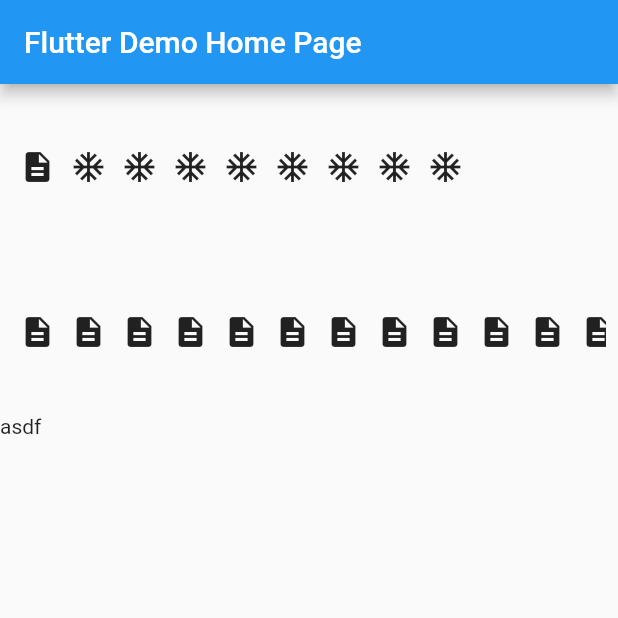
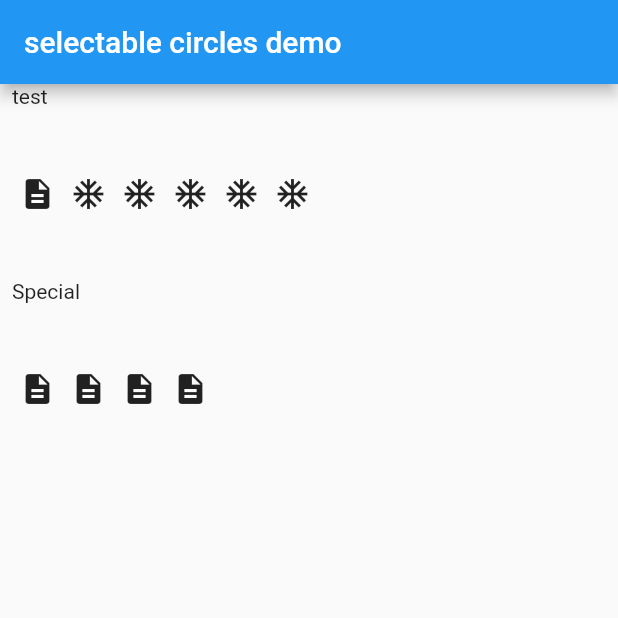
Before and after one commit to autlunatic/flutter_selectable_circles, a Flutter app: the screen it shows after launch, on a phone screen of 412 x 824 dp, the top half of it. Run offline on Flutter 3.47's test engine with Material 2 defaults, Android fonts, the phone set to English and light mode, and no system bars; missing offline and left inert: selectable_circle.

Commit message:
refactored and height testing

```diff
--- a/example/lib/main.dart
+++ b/example/lib/main.dart
@@ -4,24 +4,25 @@ import 'package:selectable_circle_list/selectable_circle_list.dart';
 
 void main() => runApp(MyApp());
 
+/// example app
 class MyApp extends StatelessWidget {
   // This widget is the root of your application.
   @override
   Widget build(BuildContext context) {
     return MaterialApp(
-      title: 'Flutter Demo',
+      title: 'selectable circles demo',
       theme: ThemeData(
         primarySwatch: Colors.blue,
       ),
-      home: MyHomePage(title: 'Flutter Demo Home Page'),
+      home: MyHomePage(),
     );
   }
 }
 
+/// home widget of the example app
 class MyHomePage extends StatefulWidget {
-  MyHomePage({Key key, this.title}) : super(key: key);
-
-  final String title;
+  /// creates the widget
+  MyHomePage({Key key}) : super(key: key);
 
   @override
   _MyHomePageState createState() => _MyHomePageState();
@@ -36,16 +37,8 @@ class _MyHomePageState extends State<MyHomePage> {
         "first",
         "first",
         Colors.red,
-        subItemList: SelectableCircleSubItems("Special", [
+        subItemList: SelectableCircleSubItems(Text("Special"), [
           SelectableCircleSubItem("subfirst", "subfirst"),
-          SelectableCircleSubItem("subsecond", "subsecond"),
-          SelectableCircleSubItem("subsecond", "subsecond"),
-          SelectableCircleSubItem("subsecond", "subsecond"),
-          SelectableCircleSubItem("subsecond", "subsecond"),
-          SelectableCircleSubItem("subsecond", "subsecond"),
-          SelectableCircleSubItem("subsecond", "subsecond"),
-          SelectableCircleSubItem("subsecond", "subsecond"),
-          SelectableCircleSubItem("subsecond", "subsecond"),
           SelectableCircleSubItem("subsecond", "subsecond"),
           SelectableCircleSubItem("subsecond", "subsecond"),
           SelectableCircleSubItem("subsecond", "subsecond"),
@@ -57,7 +50,7 @@ class _MyHomePageState extends State<MyHomePage> {
         "second",
         Colors.orange,
         subItemList: SelectableCircleSubItems(
-          "Special",
+          Text("Special"),
           [
             SelectableCircleSubItem("subfirst", "subfirst"),
             SelectableCircleSubItem("subsecond", "subsecond"),
@@ -71,7 +64,7 @@ class _MyHomePageState extends State<MyHomePage> {
         "third",
         Colors.blue,
         subItemList: SelectableCircleSubItems(
-          "Special",
+          Text("Special"),
           [
             SelectableCircleSubItem("subfirst", "subfirst"),
             SelectableCircleSubItem("subsecond", "subsecond"),
@@ -85,37 +78,30 @@ class _MyHomePageState extends State<MyHomePage> {
       SelectableCircleItem(
           Icon(Icons.ac_unit), "fifth", "fifth", Colors.orange),
       SelectableCircleItem(Icon(Icons.ac_unit), "6", "6", Colors.green),
-      SelectableCircleItem(Icon(Icons.ac_unit), "7", "7", Colors.green),
-      SelectableCircleItem(Icon(Icons.ac_unit), "8", "8", Colors.green),
-      SelectableCircleItem(Icon(Icons.ac_unit), "9", "9", Colors.green),
     ];
     return Scaffold(
       appBar: AppBar(
-        title: Text(widget.title),
+        title: Text('selectable circles demo'),
       ),
       body: Container(
         child: ListView(
           children: <Widget>[
-            // Text("asdf"),
-            // Text("eieie"),
-
             Padding(
               padding: EdgeInsets.symmetric(horizontal: 8.0),
               child: SelectableCircleList(
-                list,
-                description: "test",
+                children: list,
+                description: Text("test"),
                 // width: 90.0,
-                onTap: onTapCircle,
+                onTap: _onTapCircle,
               ),
             ),
-            Text("asdf"),
           ],
         ),
       ),
     );
   }
 
-  onTapCircle(String value, String subvalue) {
+  _onTapCircle(String value, String subvalue) {
     print("tapped $value $subvalue");
   }
 }
--- a/lib/selectable_circle_item.dart
+++ b/lib/selectable_circle_item.dart
@@ -39,7 +39,7 @@ class SelectableCircleSubItems {
   SelectableCircleSubItems(this.description, this.items);
 
   /// description of the subitems
-  final String description;
+  final Widget description;
 
   /// List of the subitems to be displayed
   final List<SelectableCircleSubItem> items;
--- a/lib/selectable_circle_list.dart
+++ b/lib/selectable_circle_list.dart
@@ -11,15 +11,15 @@ import 'package:selectable_circle_list/selectable_circle_item.dart';
 /// It can also have two rows when the selected item has subitems
 class SelectableCircleList extends StatefulWidget {
   /// creates the Widget
-  SelectableCircleList(
-    this.children, {
+  SelectableCircleList({
+    @required this.children,
     this.description,
     this.onTap,
     this.itemWidth,
   });
 
   /// a descrition that is displayed one row above the selectable items
-  final String description;
+  final Widget description;
 
   /// from these items the selectableCirles are built
   final List<SelectableCircleItem> children;
@@ -45,13 +45,14 @@ class _SelectableCircleListState extends State<SelectableCircleList> {
         (selected.subItemList != null && selected.subItemList.items.isNotEmpty);
     final circleWidth =
         widget.itemWidth ?? (MediaQuery.of(context).size.width - 20) / 4;
-    print("$circleWidth");
-    final rowHeight = circleWidth + 12.0;
-    final height = needChilds ? rowHeight * 2 : rowHeight;
+    final rowHeight = circleWidth + 16.0;
+    final completeHeight = rowHeight + 16.0;
+    final height = needChilds ? completeHeight * 2 : completeHeight;
     final out = Container(
       height: height,
       child: Column(
         children: <Widget>[
+          Align(alignment: Alignment.centerLeft, child: widget.description),
           Container(
             height: rowHeight,
             child: ListView(
@@ -59,7 +60,51 @@ class _SelectableCircleListState extends State<SelectableCircleList> {
               children: [
                 ...widget.children
                     .map(
-                      (sci) => Padding(
+                      (sci) => _buildCircle(circleWidth, sci),
+                    )
+                    .toList(),
+              ],
+            ),
+          ),
+          if (needChilds) _buildSubitems(selected)
+        ],
+      ),
+    );
+    // Scrollable.ensureVisible(selected.key.currentContext);
+    return out;
+  }
+
+  SelectableCircleList _buildSubitems(SelectableCircleItem selected) {
+    return SelectableCircleList(
+      children: selected.subItemList.items
+          .asMap()
+          .map(
+            (index, item) {
+              final color = Color.lerp(
+                selected.color,
+                Colors.white,
+                min(1.0, 0.9 * index / selected.subItemList.items.length),
+              );
+              return MapEntry(
+                index,
+                SelectableCircleItem(
+                  selected.centerWidget,
+                  item.description,
+                  item.value,
+                  color,
+                ),
+              );
+            },
+          )
+          .values
+          .toList(),
+      description: selected.subItemList.description,
+      onTap: _onTapChild,
+    );
+  }
+
+  Padding _buildCircle(double circleWidth, SelectableCircleItem sci) {
+    return Padding(
       padding: EdgeInsets.symmetric(horizontal: 5.0),
       child: SelectableCircle(
         width: circleWidth - 10,
@@ -76,43 +121,7 @@ class _SelectableCircleListState extends State<SelectableCircleList> {
           widget.onTap(sci.value, "");
         },
       ),
-                          ),
-                    )
-                    .toList(),
-              ],
-            ),
-          ),
-          if (needChilds)
-            SelectableCircleList(
-              selected.subItemList.items
-                  .asMap()
-                  .map(
-                    (index, item) {
-                      return MapEntry(
-                        index,
-                        SelectableCircleItem(
-                          selected.centerWidget,
-                          item.description,
-                          item.value,
-                          Color.lerp(
-                              selected.color,
-                              Colors.white,
-                              min(1.0,
-                                  index / selected.subItemList.items.length)),
-                        ),
     );
-                    },
-                  )
-                  .values
-                  .toList(),
-              description: selected.subItemList.description,
-              onTap: _onTapChild,
-            )
-        ],
-      ),
-    );
-    // Scrollable.ensureVisible(selected.key.currentContext);
-    return out;
   }
 
   _onTapChild(String value, String subValue) {
```
Also changed, not shown: 1 other file. Lines whose indentation alone changed are shown as unchanged.
